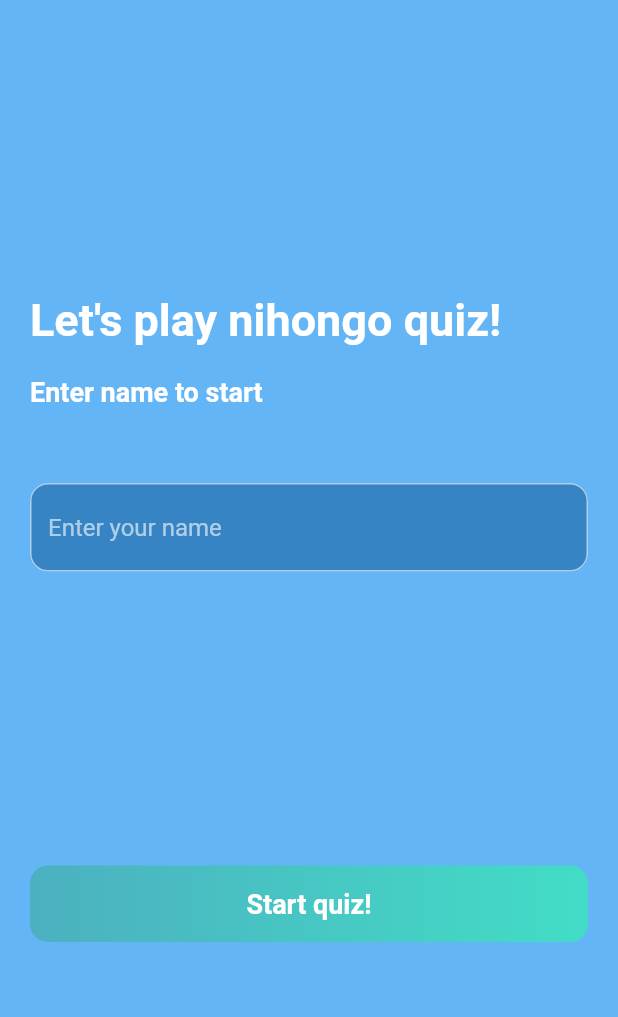
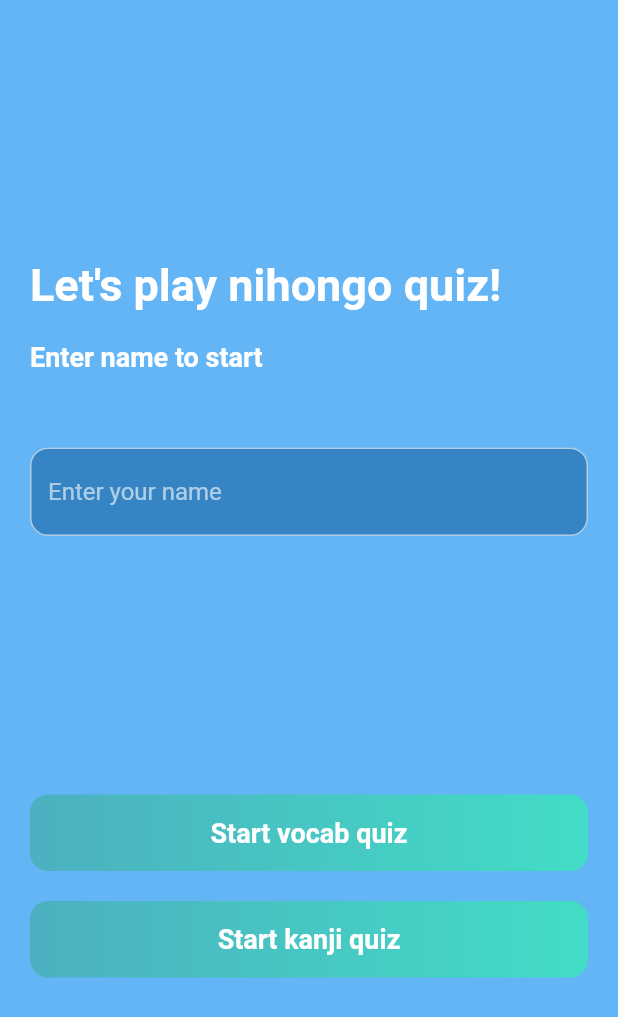
Before and after one commit to sumukha-7/ND_app, a Flutter app: the screen it shows after launch, on a phone screen of 412 x 824 dp. Shown: the top 1017 px of the screen. Run offline on Flutter 3.47's test engine with Material 2 defaults, Android fonts, the light colour scheme and no system bars; our stand-ins replace get.

Commit message:
added kanji quiz

```diff
--- a/lib/ProgressBar.dart
+++ b/lib/ProgressBar.dart
@@ -21,14 +21,11 @@ class ProgressBar extends StatelessWidget {
         builder: (controller) {
           return Stack(
             children: [
-              // LayoutBuilder provide us the available space for the conatiner
-              // constraints.maxWidth needed for our animation
               LayoutBuilder(
                 builder: (context, constraints) => Container(
-                  // from 0 to 1 it takes 60s
                   width: constraints.maxWidth * controller.animation.value,
                   decoration: BoxDecoration(
-                    gradient: LinearGradient(
+                    gradient: const LinearGradient(
                       colors: [
                         Color.fromRGBO(76, 176, 192, 1),
                         Color.fromRGBO(66, 221, 198, 1)
--- a/lib/Questions.dart
+++ b/lib/Questions.dart
@@ -14,10 +14,10 @@ class Question {
       required this.answer,
       required this.options});
 
-  // Function to fetch data from the API
-  static Future<List<Question>> fetchQuestions() async {
+  // Function to fetch data from the vocab data from API
+  static Future<List<Question>> fetchQuestions({required String source}) async {
     final response =
-        await http.get(Uri.parse('http://192.168.0.111:5000/questions'));
+        await http.get(Uri.parse('http://192.168.0.111:5000/$source'));
 
     if (response.statusCode == 200) {
       List<dynamic> jsonResponse = json.decode(response.body);
--- a/lib/score_screen.dart
+++ b/lib/score_screen.dart
@@ -37,7 +37,6 @@ class ScoreScreen extends StatelessWidget {
               ),
               ElevatedButton(
                   onPressed: () {
-                    _qnController.reset();
                     Get.offAll(() => WelcomeScreen());
                   },
                   child: const Text(
--- a/lib/welcome_screen.dart
+++ b/lib/welcome_screen.dart
@@ -1,12 +1,15 @@
 import 'package:flutter/material.dart';
 import 'package:get/get.dart';
 import 'package:nihongo_dekita/quiz_screen.dart';
+import 'package:nihongo_dekita/QuestionController.dart'; // Make sure to import QuestionController
 
 class WelcomeScreen extends StatelessWidget {
-  const WelcomeScreen({super.key});
+  const WelcomeScreen({Key? key}) : super(key: key); // Corrected this line
 
   @override
   Widget build(BuildContext context) {
+    final controller = Get.put(QuestionController());
+
     return Scaffold(
       backgroundColor: Colors.blue[300],
       body: Stack(children: [
@@ -43,27 +46,21 @@ class WelcomeScreen extends StatelessWidget {
                 ),
                 const Spacer(flex: 2),
                 InkWell(
-                  onTap: () => Get.to(() => const QuizScreen()),
-                  child: Container(
-                    width: double.infinity,
-                    alignment: Alignment.center,
-                    padding: const EdgeInsets.all(15),
-                    decoration: const BoxDecoration(
-                        gradient: LinearGradient(
-                          colors: [
-                            Color.fromRGBO(76, 176, 192, 1),
-                            Color.fromRGBO(66, 221, 198, 1)
-                          ],
-                        ),
-                        borderRadius: BorderRadius.all(Radius.circular(12))),
-                    child: const Text(
-                      "Start quiz!",
-                      style: TextStyle(
-                          fontSize: 18,
-                          fontWeight: FontWeight.bold,
-                          color: Colors.white),
-                    ),
-                  ),
+                  onTap: () async {
+                    await controller.reset('vocab');
+                    Get.to(() => const QuizScreen());
+                    controller.startTimer();
+                  },
+                  child: _buildButton("Start vocab quiz"),
+                ),
+                const SizedBox(height: 20),
+                InkWell(
+                  onTap: () async {
+                    await controller.reset('kanji');
+                    Get.to(() => const QuizScreen());
+                    controller.startTimer();
+                  },
+                  child: _buildButton("Start kanji quiz"),
                 ),
                 const Spacer(flex: 2),
               ],
@@ -73,4 +70,25 @@ class WelcomeScreen extends StatelessWidget {
       ]),
     );
   }
+
+  Widget _buildButton(String text) {
+    return Container(
+      width: double.infinity,
+      alignment: Alignment.center,
+      padding: const EdgeInsets.all(15),
+      decoration: const BoxDecoration(
+          gradient: LinearGradient(
+            colors: [
+              Color.fromRGBO(76, 176, 192, 1),
+              Color.fromRGBO(66, 221, 198, 1)
+            ],
+          ),
+          borderRadius: BorderRadius.all(Radius.circular(12))),
+      child: Text(
+        text,
+        style: const TextStyle(
+            fontSize: 18, fontWeight: FontWeight.bold, color: Colors.white),
+      ),
+    );
+  }
 }
```
Also changed, not shown: lib/QuestionController.dart (+15 -8 lines), lib/kanji.json (added, +15 -0 lines), lib/progress_bar.dart (deleted, +0 -58 lines), lib/quiz_screen.dart (+13 -3 lines), lib/vocab.json (renamed from lib/data.json).
